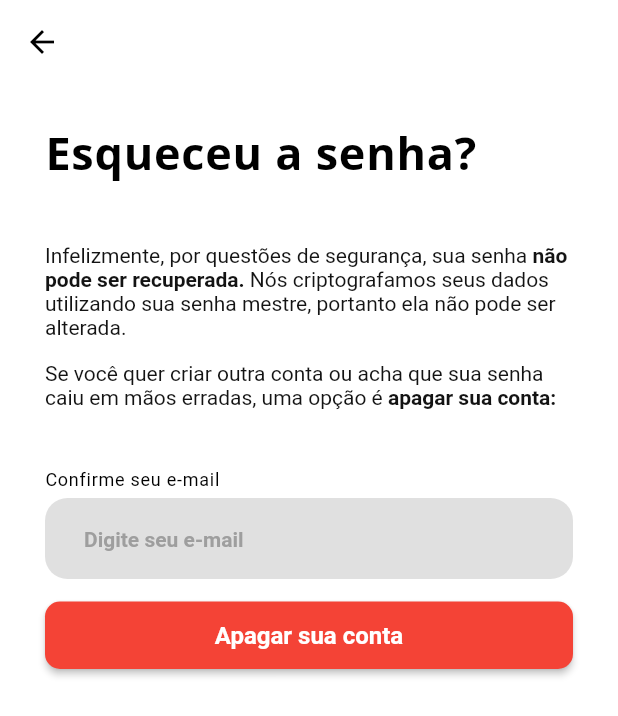
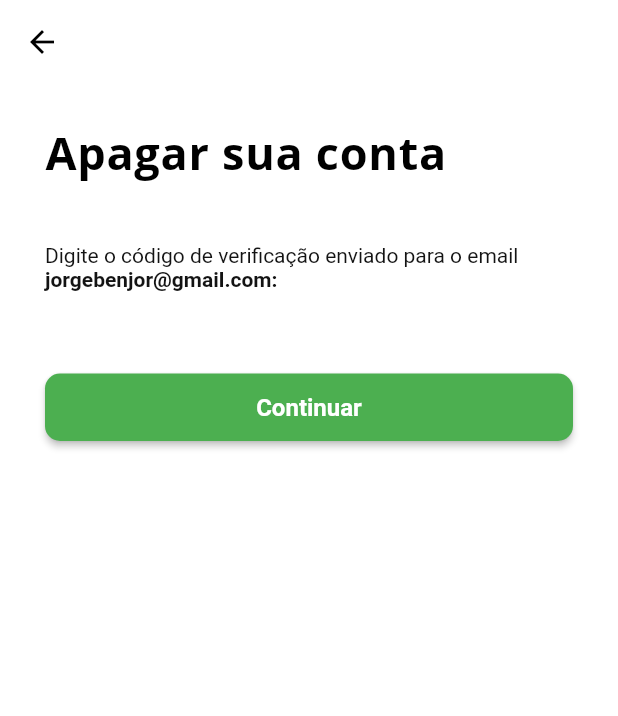
Before and after one commit to PasswordHub/ArrowHead, a Flutter app: the ForgotPasswordScreen screen opened by its route, after a tap on "Apagar sua conta", on a phone screen of 412 x 824 dp. Shown: the top 716 px of the screen. Run offline on Flutter 3.47's test engine with Material 2 defaults, Android fonts, the phone set to English and light mode, and no system bars; our stand-ins replace cloud_firestore, email_validator, firebase_auth, firebase_core, firebase_storage; accounts and stored records are empty; network calls fail; Roboto replaces fonts that are missing (Arial).

Commit message:
pull main and created "forgot password confirmation screen"

```diff
--- a/arrowhead/lib/main.dart
+++ b/arrowhead/lib/main.dart
@@ -2,6 +2,7 @@ import 'package:arrowhead/providers/auth_provider.dart';
 import 'package:arrowhead/providers/password_provider.dart';
 import 'package:arrowhead/providers/theme_provider.dart';
 import 'package:arrowhead/screens/CreateEditPassword/create_edit_password.dart';
+import 'package:arrowhead/screens/ForgotPassword/forgot_password_confimation_screen.dart';
 import 'package:arrowhead/screens/ForgotPassword/forgot_password_screen.dart';
 import 'package:arrowhead/screens/HomePage/home_page.dart';
 import 'package:arrowhead/screens/SignUp/signup_screen.dart';
@@ -70,8 +71,10 @@ class MyMaterialApp extends StatelessWidget {
         LoginScreen.routeName: (ctx) => const LoginScreen(),
         SingupScreen.routeName: (ctx) => const SingupScreen(),
         ForgotPasswordScreen.routeName: (ctx) => ForgotPasswordScreen(),
-        HomePage.routeName: (ctx) => const HomePage(),
-        CreateEditPassword.routeName: (ctx) => const CreateEditPassword()
+        ForgotPasswordConfirmationScreen.routeName: (ctx) =>
+            ForgotPasswordConfirmationScreen(),
+        HomePage.routeName: (ctx) => HomePage(),
+        CreateEditPassword.routeName: (ctx) => CreateEditPassword()
       },
     );
   }
--- /dev/null
+++ b/arrowhead/lib/screens/ForgotPassword/forgot_password_confimation_screen.dart
@@ -0,0 +1,94 @@
+import 'package:email_validator/email_validator.dart';
+import 'package:flutter/cupertino.dart';
+import 'package:flutter/material.dart';
+
+class ForgotPasswordConfirmationScreen extends StatefulWidget {
+  static const routeName = '/forgot-password-confirmation-screen';
+
+  @override
+  _ForgotPasswordConfirmationScreenState createState() =>
+      _ForgotPasswordConfirmationScreenState();
+}
+
+class _ForgotPasswordConfirmationScreenState
+    extends State<ForgotPasswordConfirmationScreen> {
+  final emailController = TextEditingController();
+
+  String invalidEmailMsg = "";
+  bool showPassword = false;
+
+  @override
+  Widget build(BuildContext context) {
+    return Scaffold(
+        appBar: AppBar(
+          backgroundColor: Colors.white,
+          elevation: 0,
+          leading: IconButton(
+            icon: const Icon(Icons.arrow_back, color: Colors.black),
+            onPressed: (() => {Navigator.of(context).pop()}),
+          ),
+        ),
+        body: SingleChildScrollView(
+            child: Container(
+                padding:
+                    const EdgeInsets.symmetric(horizontal: 30, vertical: 15),
+                child: Column(
+                    mainAxisAlignment: MainAxisAlignment.spaceAround,
+                    crossAxisAlignment: CrossAxisAlignment.stretch,
+                    children: [
+                      SizedBox(height: 10),
+                      const Text(
+                        "Apagar sua conta",
+                        textAlign: TextAlign.left,
+                        style: TextStyle(
+                            fontSize: 30,
+                            color: Colors.black,
+                            fontWeight: FontWeight.bold),
+                      ),
+                      SizedBox(height: 40),
+                      RichText(
+                          text: const TextSpan(
+                              style: TextStyle(
+                                fontSize: 14,
+                                color: Color.fromARGB(255, 19, 19, 19),
+                              ),
+                              children: [
+                            TextSpan(
+                                text:
+                                    "Digite o código de verificação enviado para o email "),
+                            TextSpan(
+                                text: "jorgebenjor@gmail.com:",
+                                style: TextStyle(fontWeight: FontWeight.bold)),
+                          ])),
+                      SizedBox(height: 40),
+                      SizedBox(height: 10),
+                      continueBtn()
+                    ]))));
+  }
+
+  Widget continueBtn() => Container(
+        height: 50,
+        width: double.infinity,
+        padding: const EdgeInsets.only(top: 5),
+        child: ElevatedButton(
+          style: ButtonStyle(
+              backgroundColor: MaterialStateProperty.all(Colors.green),
+              shape: MaterialStateProperty.all<RoundedRectangleBorder>(
+                  RoundedRectangleBorder(
+                borderRadius: BorderRadius.circular(10.0),
+              ))),
+          onPressed: () async {
+            // TODO: login logic
+            // Navigator.of(context).pushReplacementNamed(HomePage.routeName);
+          },
+          child: const Text(
+            'Continuar',
+            style: TextStyle(
+              fontSize: 16,
+              fontWeight: FontWeight.w700,
+              color: Colors.white,
+            ),
+          ),
+        ),
+      );
+}
--- a/arrowhead/lib/screens/ForgotPassword/forgot_password_screen.dart
+++ b/arrowhead/lib/screens/ForgotPassword/forgot_password_screen.dart
@@ -1,3 +1,4 @@
+import 'package:arrowhead/screens/ForgotPassword/forgot_password_confimation_screen.dart';
 import 'package:email_validator/email_validator.dart';
 import 'package:flutter/cupertino.dart';
 import 'package:flutter/material.dart';
@@ -144,7 +145,8 @@ class _ForgotPasswordScreenState extends State<ForgotPasswordScreen> {
               ))),
           onPressed: () async {
             // TODO: login logic
-            // Navigator.of(context).pushReplacementNamed(HomePage.routeName);
+            Navigator.of(context).pushReplacementNamed(
+                ForgotPasswordConfirmationScreen.routeName);
           },
           child: const Text(
             'Apagar sua conta',
```
